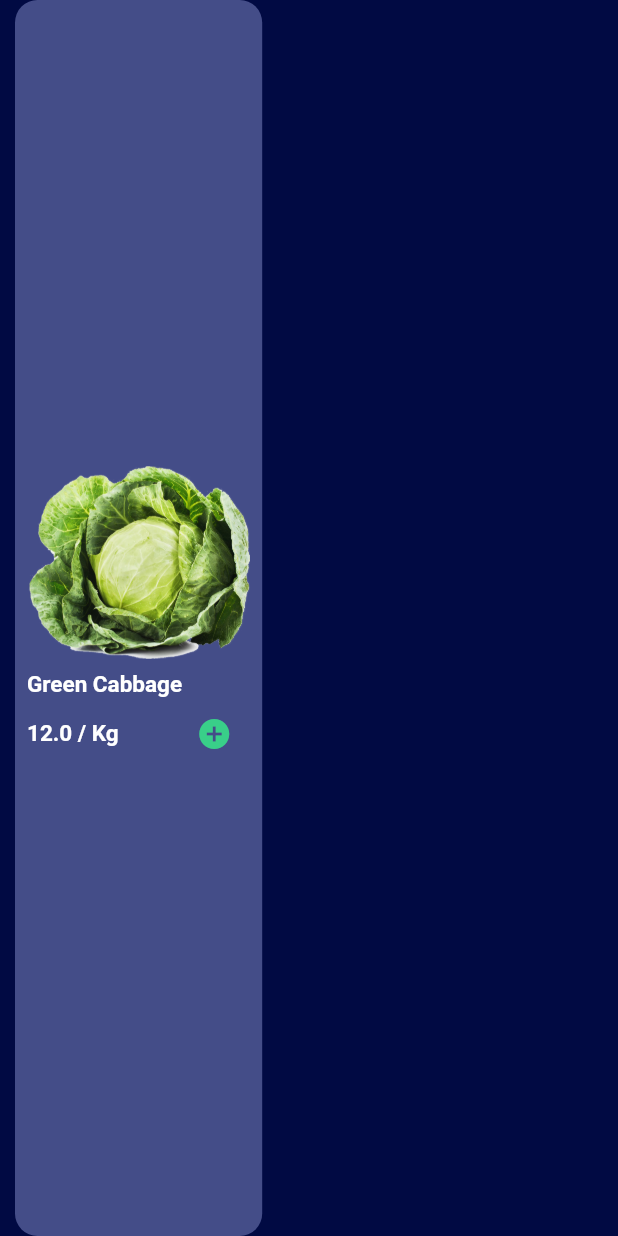
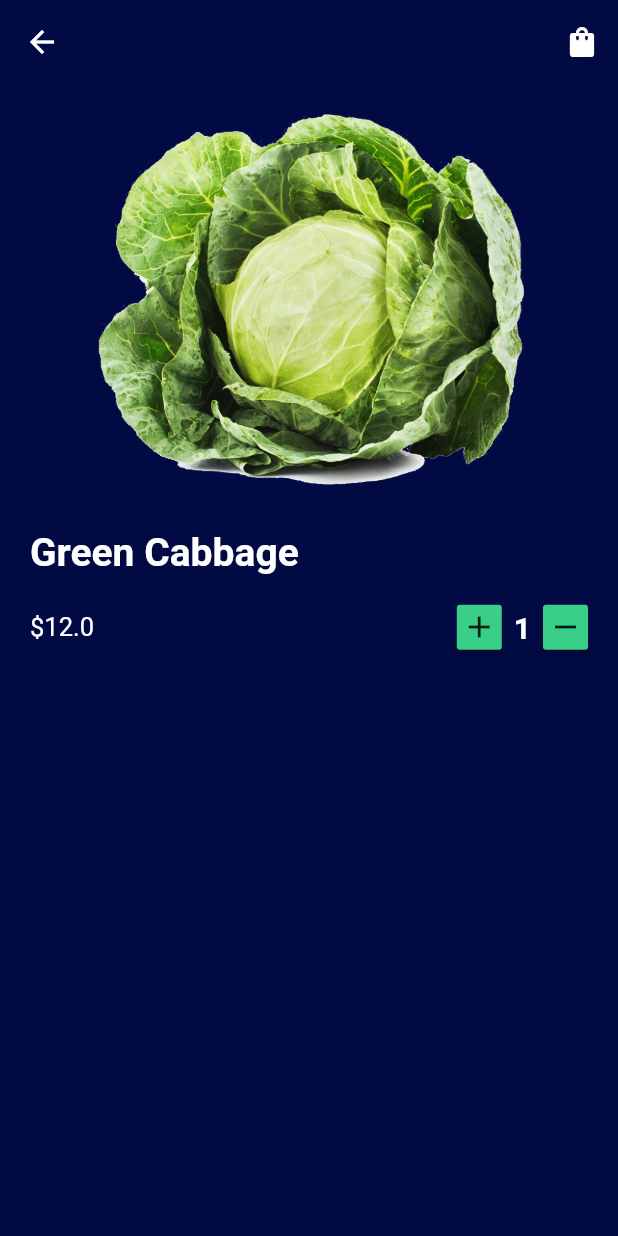
Before and after one commit to AlaaElsweedy/FoodMarketUI, a Flutter app: the TopSellingList widget shown alone on an empty page, opened directly with sample values from the repository, after a tap on the "add circle" icon, on a phone screen of 412 x 824 dp. Run offline on Flutter 3.47's test engine with Material 2 defaults, Android fonts, the phone set to English and light mode, and no system bars.

Commit message:
prepare detail screen

```diff
--- a/lib/screens/components/top_selling.dart
+++ b/lib/screens/components/top_selling.dart
@@ -1,5 +1,6 @@
 import 'package:flutter/material.dart';
 import 'package:food_ui/models/data.dart';
+import 'package:food_ui/screens/detail_screen.dart';
 
 class TopSelling extends StatelessWidget {
   @override
@@ -76,7 +77,11 @@ class TopSellingList extends StatelessWidget {
         mainAxisAlignment: MainAxisAlignment.center,
         crossAxisAlignment: CrossAxisAlignment.start,
         children: [
-          Image.asset("assets/images/foods/${categoryIndex.foodImage}.png"),
+          Hero(
+            tag: categoryIndex.foodImage,
+            child: Image.asset(
+                "assets/images/foods/${categoryIndex.foodImage}.png"),
+          ),
           Padding(
             padding: const EdgeInsets.only(top: 8.0),
             child: Text(
@@ -109,7 +114,15 @@ class TopSellingList extends StatelessWidget {
                       Icons.add_circle_sharp,
                       color: primaryColor,
                     ),
-                    onPressed: () {},
+                    onPressed: () {
+                      Navigator.push(
+                          context,
+                          MaterialPageRoute(
+                            builder: (context) => DetailScreen(
+                              food: categoryIndex,
+                            ),
+                          ));
+                    },
                   ),
                 ],
               ),
--- /dev/null
+++ b/lib/screens/detail_screen.dart
@@ -0,0 +1,121 @@
+import 'package:flutter/material.dart';
+import 'package:food_ui/models/data.dart';
+
+class DetailScreen extends StatefulWidget {
+  final TopSellingFood food;
+
+  const DetailScreen({
+    Key key,
+    @required this.food,
+  }) : super(key: key);
+
+  @override
+  _DetailScreenState createState() => _DetailScreenState();
+}
+
+class _DetailScreenState extends State<DetailScreen> {
+  int number = 1;
+
+  @override
+  Widget build(BuildContext context) {
+    var size = MediaQuery.of(context).size;
+
+    return Scaffold(
+      appBar: AppBar(
+        backgroundColor: backgroundColor,
+        elevation: 0,
+        actions: [
+          IconButton(icon: Icon(Icons.shopping_bag_rounded), onPressed: () {}),
+        ],
+      ),
+      body: Padding(
+        padding: const EdgeInsets.all(20.0),
+        child: Stack(
+          children: [
+            Container(
+              height: size.height * 0.5,
+              child: Column(
+                crossAxisAlignment: CrossAxisAlignment.start,
+                children: [
+                  Center(
+                    child: Hero(
+                      tag: widget.food.foodImage,
+                      child: Image.asset(
+                        "assets/images/foods/${widget.food.foodImage}.png",
+                        height: size.height * 0.3,
+                      ),
+                    ),
+                  ),
+                  SizedBox(height: 30),
+                  Text(widget.food.foodName, style: header),
+                  SizedBox(height: 20),
+                  Container(
+                    child: Row(
+                      mainAxisAlignment: MainAxisAlignment.spaceBetween,
+                      children: [
+                        Row(
+                          children: [
+                            Text(
+                              "\$${widget.food.foodPrice}",
+                              style:
+                                  TextStyle(color: Colors.white, fontSize: 17),
+                            )
+                          ],
+                        ),
+                        Row(
+                          children: [
+                            SizedBox(
+                              height: 30,
+                              width: 30,
+                              child: RaisedButton(
+                                padding: EdgeInsets.zero,
+                                onPressed: () {
+                                  setState(() {number ++;});
+                                },
+                                color: primaryColor,
+                                child: Icon(Icons.add),
+                              ),
+                            ),
+                            Padding(
+                              padding:
+                                  const EdgeInsets.symmetric(horizontal: 8),
+                              child: Text(
+                                "$number",
+                                style: TextStyle(
+                                    color: Colors.white,
+                                    fontSize: 20,
+                                    fontWeight: FontWeight.bold),
+                              ),
+                            ),
+                            SizedBox(
+                              height: 30,
+                              width: 30,
+                              child: RaisedButton(
+                                padding: EdgeInsets.zero,
+                                onPressed: () {
+                                  setState(() {
+                                    if (number == 0) {
+                                      setState(() {number = 0;});
+                                    } else {
+                                      setState(() {number--;});
+                                    }
+                                  });
+                                },
+                                color: primaryColor,
+                                child: Icon(Icons.remove),
+                              ),
+                            ),
+                          ],
+                        ),
+                      ],
+                    ),
+                  ),
+                ],
+              ),
+            ),
+          ],
+        ),
+      ),
+    );
+  }
+}
```
Also changed, not shown: lib/models/cart.dart (added, +52 -0 lines), assets/images/foods/black_coffee.png (renamed from assets/images/foods/blackCoffe.png).
